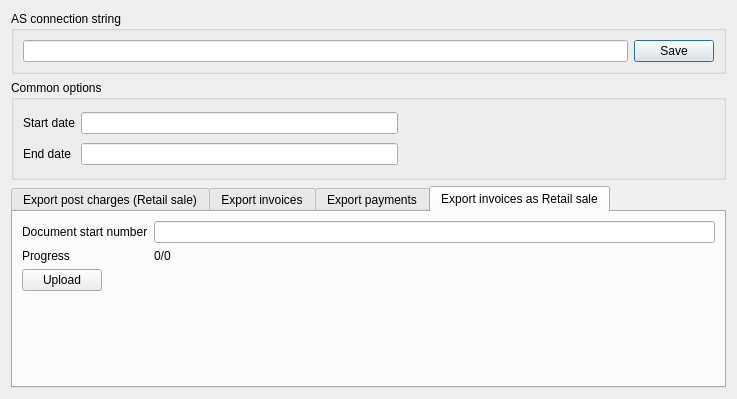
The window that Resort/dlgexportas.ui (End1-1/Resort) describes before a commit, drawn with Qt 5.
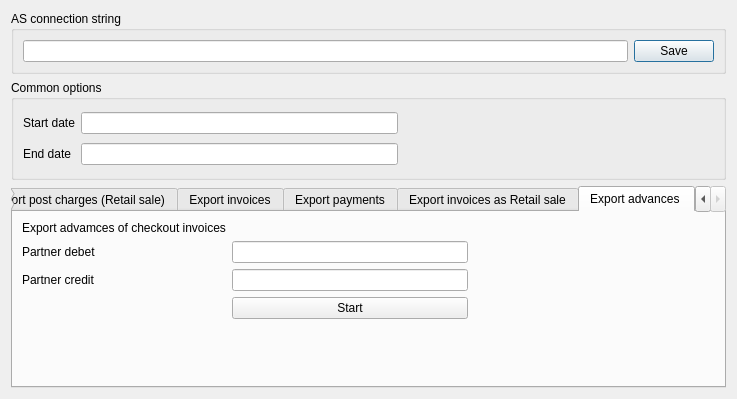
The same window after the commit. The open tabs and pages were chosen to show the change. Custom widgets are drawn as their Qt base class.

What changed in the file:
```diff
--- a/Resort/dlgexportas.ui
+++ b/Resort/dlgexportas.ui
@@ -377,6 +377,73 @@
        </item>
       </layout>
      </widget>
+     <widget class="QWidget" name="tab_5">
+      <attribute name="title">
+       <string>Export advances </string>
+      </attribute>
+      <layout class="QGridLayout" name="gridLayout_6">
+       <item row="3" column="1">
+        <widget class="QPushButton" name="_5btnStart">
+         <property name="text">
+          <string>Start</string>
+         </property>
+        </widget>
+       </item>
+       <item row="0" column="0">
+        <widget class="QLabel" name="label_10">
+         <property name="text">
+          <string>Export advamces of checkout invoices</string>
+         </property>
+        </widget>
+       </item>
+       <item row="1" column="2">
+        <spacer name="horizontalSpacer_5">
+         <property name="orientation">
+          <enum>Qt::Horizontal</enum>
+         </property>
+         <property name="sizeHint" stdset="0">
+          <size>
+           <width>247</width>
+           <height>20</height>
+          </size>
+         </property>
+        </spacer>
+       </item>
+       <item row="1" column="0">
+        <widget class="QLabel" name="label_18">
+         <property name="text">
+          <string>Partner debet</string>
+         </property>
+        </widget>
+       </item>
+       <item row="2" column="0">
+        <widget class="QLabel" name="label_19">
+         <property name="text">
+          <string>Partner credit</string>
+         </property>
+        </widget>
+       </item>
+       <item row="2" column="1">
+        <widget class="EQLineEdit" name="_5lePartnerCredit"/>
+       </item>
+       <item row="1" column="1">
+        <widget class="EQLineEdit" name="_5lePartnerDebet"/>
+       </item>
+       <item row="4" column="1">
+        <spacer name="verticalSpacer_4">
+         <property name="orientation">
+          <enum>Qt::Vertical</enum>
+         </property>
+         <property name="sizeHint" stdset="0">
+          <size>
+           <width>20</width>
+           <height>40</height>
+          </size>
+         </property>
+        </spacer>
+       </item>
+      </layout>
+     </widget>
     </widget>
    </item>
   </layout>
```
